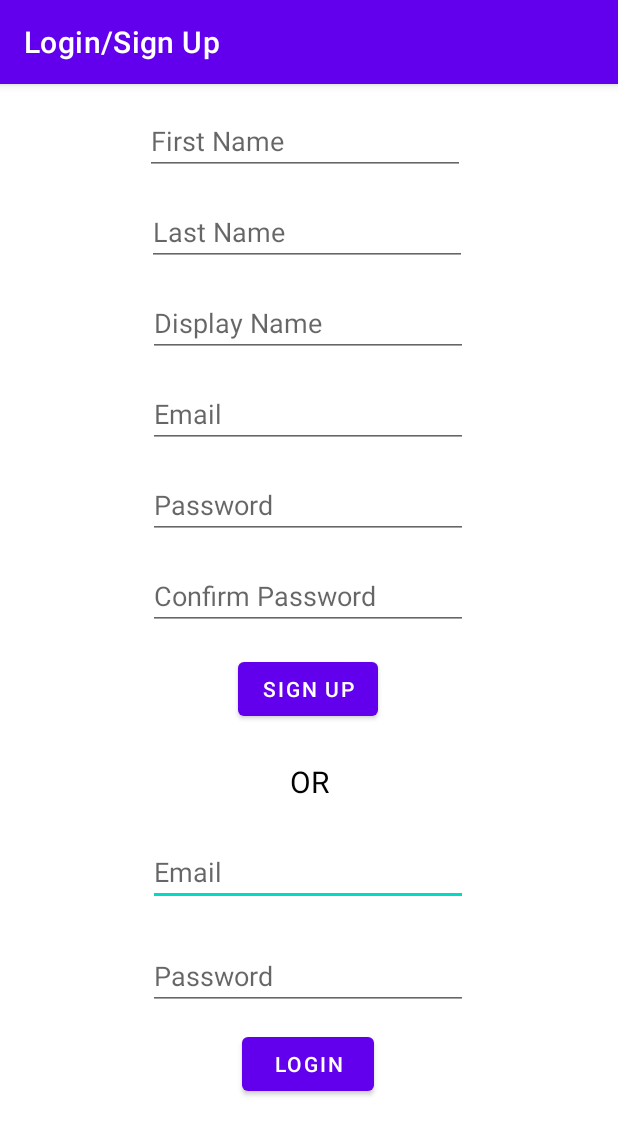
After one commit to tanvimagdum/Android-App-GeoJournal, an Android app: the LoginAndSignUp screen opened directly, with no data from a screen before it, on a phone screen of 412 x 824 dp. The commit adds this screen. Shown: the top 1135 px of the screen. Run offline under Robolectric (Android 15) with nearby library versions, the phone set to English and light mode, and no system bars.

Commit message:
login_signup

```diff
--- a/app/src/main/AndroidManifest.xml
+++ b/app/src/main/AndroidManifest.xml
@@ -14,6 +14,9 @@
         android:supportsRtl="true"
         android:theme="@style/Theme.NU_MAD_SP2023_Final_Project_15"
         tools:targetApi="31">
+        <activity
+            android:name=".LoginAndSignUp"
+            android:exported="false" />
         <activity
             android:name=".LandingPage"
             android:exported="false" />
--- a/app/src/main/java/com/example/nu_mad_sp2023_final_project_15/LandingPage.java
+++ b/app/src/main/java/com/example/nu_mad_sp2023_final_project_15/LandingPage.java
@@ -10,6 +10,7 @@ import com.google.android.gms.maps.GoogleMap;
 import com.google.android.gms.maps.OnMapReadyCallback;
 import com.google.android.gms.maps.SupportMapFragment;
 import com.google.android.gms.maps.model.LatLng;
+import com.google.android.gms.maps.model.Marker;
 import com.google.android.gms.maps.model.MarkerOptions;
 
 public class LandingPage extends AppCompatActivity implements OnMapReadyCallback {
@@ -36,5 +37,11 @@ public class LandingPage extends AppCompatActivity implements OnMapReadyCallback
                 .position(sydney)
                 .title("Marker in Sydney"));
         mMap.moveCamera(CameraUpdateFactory.newLatLng(sydney));
+        mMap.setOnMarkerClickListener(new GoogleMap.OnMarkerClickListener() {
+            @Override
+            public boolean onMarkerClick(@NonNull Marker marker) {
+                return false;
+            }
+        });
     }
 }
--- /dev/null
+++ b/app/src/main/java/com/example/nu_mad_sp2023_final_project_15/LoginAndSignUp.java
@@ -0,0 +1,15 @@
+package com.example.nu_mad_sp2023_final_project_15;
+
+import androidx.appcompat.app.AppCompatActivity;
+
+import android.os.Bundle;
+
+public class LoginAndSignUp extends AppCompatActivity {
+
+    @Override
+    protected void onCreate(Bundle savedInstanceState) {
+        super.onCreate(savedInstanceState);
+        setContentView(R.layout.activity_login_and_sign_up);
+        setTitle("Login/Sign Up");
+    }
+}
--- /dev/null
+++ b/app/src/main/res/layout/activity_login_and_sign_up.xml
@@ -0,0 +1,162 @@
+<?xml version="1.0" encoding="utf-8"?>
+<androidx.constraintlayout.widget.ConstraintLayout xmlns:android="http://schemas.android.com/apk/res/android"
+    xmlns:app="http://schemas.android.com/apk/res-auto"
+    xmlns:tools="http://schemas.android.com/tools"
+    android:layout_width="match_parent"
+    android:layout_height="match_parent"
+    tools:context=".LoginAndSignUp">
+
+    <Button
+        android:id="@+id/sign_up"
+        android:layout_width="wrap_content"
+        android:layout_height="wrap_content"
+        android:layout_marginStart="158dp"
+        android:layout_marginTop="15dp"
+        android:layout_marginEnd="159dp"
+        android:text="@string/signup"
+        app:layout_constraintEnd_toEndOf="parent"
+        app:layout_constraintStart_toStartOf="parent"
+        app:layout_constraintTop_toBottomOf="@+id/confirmPassword" />
+
+    <EditText
+        android:id="@+id/e_mail"
+        android:layout_width="wrap_content"
+        android:layout_height="wrap_content"
+        android:layout_marginStart="100dp"
+        android:layout_marginTop="24dp"
+        android:layout_marginEnd="102dp"
+        android:ems="10"
+        android:hint="@string/em"
+        android:inputType="textPersonName"
+        android:text="@string/empty"
+        app:layout_constraintEnd_toEndOf="parent"
+        app:layout_constraintStart_toStartOf="parent"
+        app:layout_constraintTop_toBottomOf="@+id/or" />
+
+    <TextView
+        android:id="@+id/or"
+        android:layout_width="wrap_content"
+        android:layout_height="wrap_content"
+        android:layout_marginTop="24dp"
+        android:text="@string/or"
+        android:textColor="#020202"
+        android:textSize="20sp"
+        app:layout_constraintEnd_toEndOf="parent"
+        app:layout_constraintStart_toStartOf="parent"
+        app:layout_constraintTop_toBottomOf="@+id/sign_up" />
+
+    <EditText
+        android:id="@+id/pass_word"
+        android:layout_width="wrap_content"
+        android:layout_height="wrap_content"
+        android:layout_marginStart="100dp"
+        android:layout_marginTop="24dp"
+        android:layout_marginEnd="102dp"
+        android:ems="10"
+        android:hint="@string/pass"
+        android:inputType="textPassword"
+        app:layout_constraintEnd_toEndOf="parent"
+        app:layout_constraintStart_toStartOf="parent"
+        app:layout_constraintTop_toBottomOf="@+id/e_mail" />
+
+    <Button
+        android:id="@+id/login"
+        android:layout_width="wrap_content"
+        android:layout_height="wrap_content"
+        android:layout_marginStart="158dp"
+        android:layout_marginTop="12dp"
+        android:layout_marginEnd="159dp"
+        android:text="@string/login"
+        app:layout_constraintEnd_toEndOf="parent"
+        app:layout_constraintStart_toStartOf="parent"
+        app:layout_constraintTop_toBottomOf="@+id/pass_word" />
+
+    <EditText
+        android:id="@+id/first_name"
+        android:layout_width="wrap_content"
+        android:layout_height="wrap_content"
+        android:layout_marginStart="98dp"
+        android:layout_marginTop="15dp"
+        android:layout_marginEnd="103dp"
+        android:ems="10"
+        android:hint="@string/first_name"
+        android:inputType="textPersonName"
+        android:text="@string/empty"
+        app:layout_constraintEnd_toEndOf="parent"
+        app:layout_constraintStart_toStartOf="parent"
+        app:layout_constraintTop_toTopOf="parent" />
+
+    <EditText
+        android:id="@+id/last_name"
+        android:layout_width="wrap_content"
+        android:layout_height="wrap_content"
+        android:layout_marginStart="99dp"
+        android:layout_marginTop="15dp"
+        android:layout_marginEnd="102dp"
+        android:ems="10"
+        android:hint="@string/last_name"
+        android:inputType="textPersonName"
+        android:text="@string/empty"
+        app:layout_constraintEnd_toEndOf="parent"
+        app:layout_constraintStart_toStartOf="parent"
+        app:layout_constraintTop_toBottomOf="@+id/first_name" />
+
+    <EditText
+        android:id="@+id/display_name"
+        android:layout_width="wrap_content"
+        android:layout_height="wrap_content"
+        android:layout_marginStart="100dp"
+        android:layout_marginTop="15dp"
+        android:layout_marginEnd="102dp"
+        android:ems="10"
+        android:hint="@string/disp_name"
+        android:inputType="textPersonName"
+        android:text="@string/empty"
+        app:layout_constraintEnd_toEndOf="parent"
+        app:layout_constraintStart_toStartOf="parent"
+        app:layout_constraintTop_toBottomOf="@+id/last_name" />
+
+    <EditText
+        android:id="@+id/email"
+        android:layout_width="wrap_content"
+        android:layout_height="wrap_content"
+        android:layout_marginStart="100dp"
+        android:layout_marginTop="15dp"
+        android:layout_marginEnd="102dp"
+        android:ems="10"
+        android:hint="@string/em"
+        android:inputType="textEmailAddress"
+        android:text="@string/empty"
+        app:layout_constraintEnd_toEndOf="parent"
+        app:layout_constraintStart_toStartOf="parent"
+        app:layout_constraintTop_toBottomOf="@+id/display_name" />
+
+    <EditText
+        android:id="@+id/password"
+        android:layout_width="wrap_content"
+        android:layout_height="wrap_content"
+        android:layout_marginStart="100dp"
+        android:layout_marginTop="15dp"
+        android:layout_marginEnd="102dp"
+        android:ems="10"
+        android:hint="@string/pass"
+        android:inputType="textPassword"
+        app:layout_constraintEnd_toEndOf="parent"
+        app:layout_constraintStart_toStartOf="parent"
+        app:layout_constraintTop_toBottomOf="@+id/email" />
+
+    <EditText
+        android:id="@+id/confirmPassword"
+        android:layout_width="wrap_content"
+        android:layout_height="wrap_content"
+        android:layout_marginStart="100dp"
+        android:layout_marginTop="15dp"
+        android:layout_marginEnd="102dp"
+        android:ems="10"
+        android:hint="@string/conf_pass"
+        android:inputType="textPassword"
+        app:layout_constraintEnd_toEndOf="parent"
+        app:layout_constraintStart_toStartOf="parent"
+        app:layout_constraintTop_toBottomOf="@+id/password" />
+
+</androidx.constraintlayout.widget.ConstraintLayout>
--- a/app/src/main/res/values/strings.xml
+++ b/app/src/main/res/values/strings.xml
@@ -1,4 +1,14 @@
 <resources>
     <string name="app_name">NU_MAD_SP2023_Final_Project_15</string>
     <string name="google_map_api_key">AIzaSyBIxPUIlgWvpiqzbv8Y1ovoxmDoiDiHEUQ</string>
+    <string name="empty" />
+    <string name="first_name">First Name</string>
+    <string name="last_name">Last Name</string>
+    <string name="disp_name">Display Name</string>
+    <string name="em">Email</string>
+    <string name="pass">Password</string>
+    <string name="conf_pass">Confirm Password</string>
+    <string name="signup">Sign Up</string>
+    <string name="or">OR</string>
+    <string name="login">Login</string>
 </resources>
```
